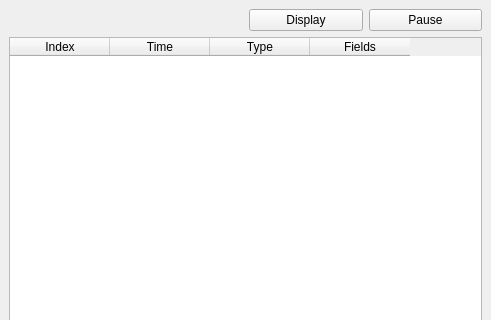
Above: branches/0.2/profit/widgets/ui_messagedisplay.ui from radupaul/profitpy before the change; both pictures show x 0 to 491 and y 0 to 320 of the 491 by 464 pixel window. Below: the same form after it.
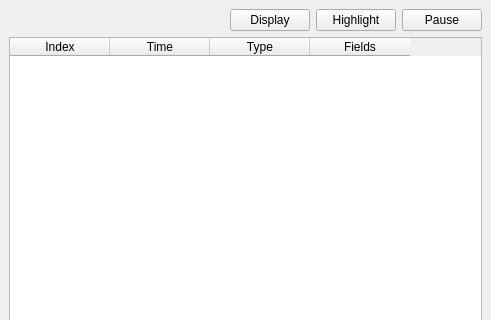
That is the form after the change. Icons and pictures are not drawn. Custom widgets are drawn as their Qt base class.

Patch:
```diff
--- a/branches/0.2/profit/widgets/ui_messagedisplay.ui
+++ b/branches/0.2/profit/widgets/ui_messagedisplay.ui
@@ -51,6 +51,16 @@
          </property>
         </widget>
        </item>
+       <item>
+        <widget class="QPushButton" name="colorButton" >
+         <property name="text" >
+          <string>Highlight</string>
+         </property>
+         <property name="icon" >
+          <iconset resource="profit.qrc" >:/images/icons/colorize.png</iconset>
+         </property>
+        </widget>
+       </item>
        <item>
         <widget class="QPushButton" name="pauseButton" >
          <property name="text" >
```
Left out of the diff: 6 changed lines with no effect on the pictures.
